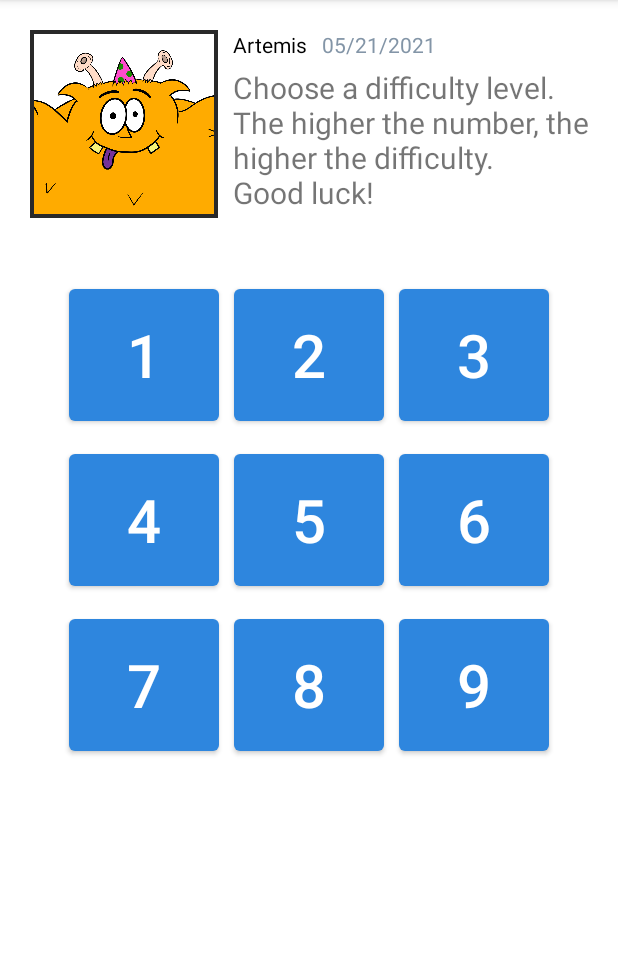
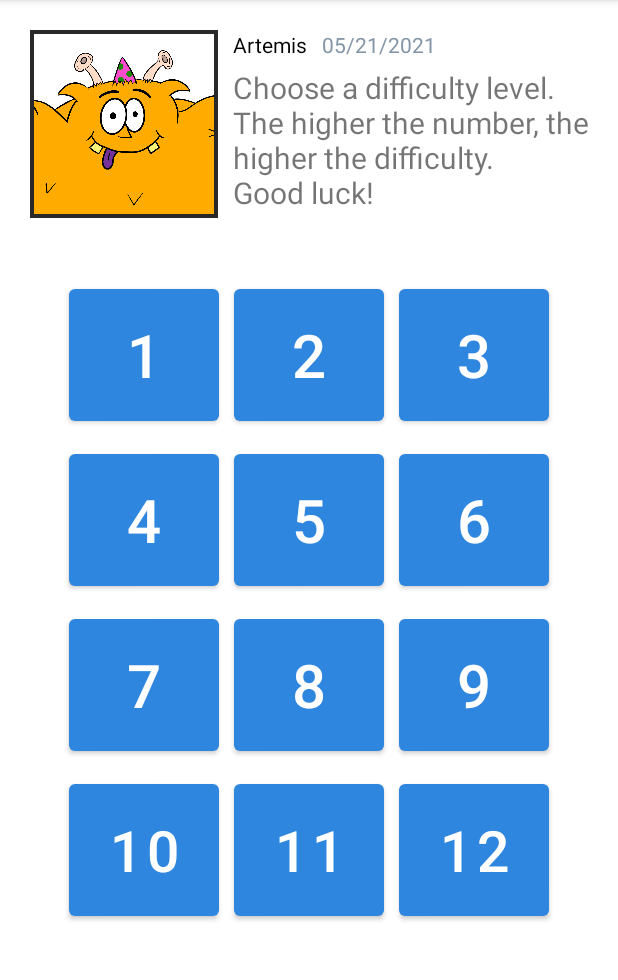
Before and after one commit to Jason-TXLS4/mathapp, an Android app: the levelActivity screen opened directly, with no data from a screen before it, on a phone screen of 412 x 824 dp, the part 84-1064 px from its top. Run offline under Robolectric (Android 15) with nearby library versions, the phone set to English and light mode, and no system bars.

Commit message:
added difficulty levels to subtraction and modified equation algorithm for it

```diff
--- a/src/main/java/ca/echocreativeworks/mathapp/levelActivity.java
+++ b/src/main/java/ca/echocreativeworks/mathapp/levelActivity.java
@@ -28,6 +28,9 @@ public class levelActivity extends AppCompatActivity {
     Button btn_level_7;
     Button btn_level_8;
     Button btn_level_9;
+    Button btn_level_10;
+    Button btn_level_11;
+    Button btn_level_12;
     String text;
     TextView tv_date_time;
     Calendar cal;
@@ -51,6 +54,9 @@ public class levelActivity extends AppCompatActivity {
         btn_level_7 = findViewById(R.id.btn_num_7);
         btn_level_8 = findViewById(R.id.btn_num_8);
         btn_level_9 = findViewById(R.id.btn_num_9);
+        btn_level_10 = findViewById(R.id.btn_num_10);
+        btn_level_11 = findViewById(R.id.btn_num_11);
+        btn_level_12 = findViewById(R.id.btn_num_12);
         tv_date_time = findViewById(R.id.tv_date_time);
         cal = Calendar.getInstance();
         dateFormat = new SimpleDateFormat("MM/dd/yyyy");
@@ -90,6 +96,15 @@ public class levelActivity extends AppCompatActivity {
         } else if (btn_level_9.equals(view)) {
             editor.putString("level", "9"); // set the key/value
             editor.commit();  // save the key/value
+        } else if (btn_level_10.equals(view)) {
+            editor.putString("level", "10"); // set the key/value
+            editor.commit();  // save the key/value
+        } else if (btn_level_11.equals(view)) {
+            editor.putString("level", "11"); // set the key/value
+            editor.commit();  // save the key/value
+        } else if (btn_level_12.equals(view)) {
+            editor.putString("level", "12"); // set the key/value
+            editor.commit();  // save the key/value
         }
 //        text = sharedPref.getString("activitySelection", "fail") + " " + sharedPref.getString("level", "fail");
 //        Toast toast = Toast.makeText(context, text, Toast.LENGTH_SHORT);
--- a/src/main/res/layout/activity_level.xml
+++ b/src/main/res/layout/activity_level.xml
@@ -144,6 +144,17 @@
         app:layout_constraintTop_toBottomOf="@+id/btn_num_4" />
 
     <Button
+        android:id="@+id/btn_num_10"
+        android:layout_width="100dp"
+        android:layout_height="100dp"
+        android:layout_marginTop="10dp"
+        android:onClick="selectLevel"
+        android:text="10"
+        android:textSize="38dp"
+        app:layout_constraintStart_toStartOf="@+id/frameLayout2"
+        app:layout_constraintTop_toBottomOf="@+id/btn_num_7" />
+
+    <Button
         android:id="@+id/btn_num_8"
         android:layout_width="100dp"
         android:layout_height="100dp"
@@ -153,6 +164,17 @@
         android:onClick="selectLevel"
         app:layout_constraintStart_toStartOf="@+id/btn_num_5"
         app:layout_constraintTop_toBottomOf="@+id/btn_num_5" />
+
+    <Button
+        android:id="@+id/btn_num_11"
+        android:layout_width="100dp"
+        android:layout_height="100dp"
+        android:layout_marginTop="10dp"
+        android:onClick="selectLevel"
+        android:text="11"
+        android:textSize="38dp"
+        app:layout_constraintStart_toStartOf="@+id/btn_num_8"
+        app:layout_constraintTop_toBottomOf="@+id/btn_num_8" />
 
     <Button
         android:id="@+id/btn_num_9"
@@ -167,6 +189,18 @@
         app:layout_constraintTop_toBottomOf="@+id/btn_num_5" />
 
     <Button
+        android:id="@+id/btn_num_12"
+        android:layout_width="100dp"
+        android:layout_height="100dp"
+        android:layout_marginTop="10dp"
+        android:onClick="selectLevel"
+        android:text="12"
+        android:textSize="38dp"
+        app:layout_constraintEnd_toEndOf="@+id/btn_num_9"
+        app:layout_constraintStart_toStartOf="@+id/btn_num_9"
+        app:layout_constraintTop_toBottomOf="@+id/btn_num_9" />
+
+    <Button
         android:id="@+id/btn_level_1"
         android:layout_width="100dp"
         android:layout_height="100dp"
```
Also changed, not shown: src/main/java/ca/echocreativeworks/mathapp/EquationTools.java (+12 -0 lines), src/main/java/ca/echocreativeworks/mathapp/equationsActivity.java (+57 -17 lines).
